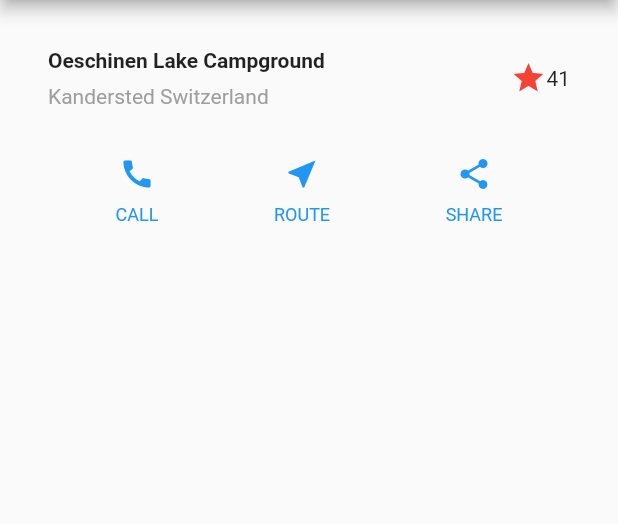
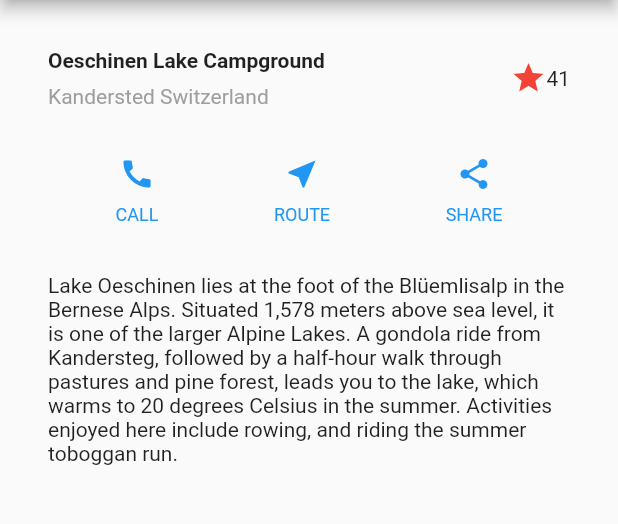
Before and after one commit to matsushitak/Detail-Flutter, a Flutter app: the screen it shows after launch, on a phone screen of 412 x 824 dp, the part 84-608 px from its top. Run offline on Flutter 3.47's test engine with Material 2 defaults, Android fonts, the phone set to English and light mode, and no system bars.

Commit message:
create text section

```diff
--- a/lib/main.dart
+++ b/lib/main.dart
@@ -33,7 +33,7 @@ class _HomePageState extends State<HomePage> {
           title: Text(widget.title),
         ),
         body: Column(
-          children: <Widget>[_titleSection(), _buttonSection()],
+          children: <Widget>[_titleSection(), _buttonSection(), _textSection()],
         ));
   }
 
@@ -96,4 +96,19 @@ class _HomePageState extends State<HomePage> {
       ],
     );
   }
+
+  Widget _textSection() {
+    return Container(
+      padding: const EdgeInsets.all(32),
+      child: Text(
+        'Lake Oeschinen lies at the foot of the Blüemlisalp in the Bernese '
+        'Alps. Situated 1,578 meters above sea level, it is one of the '
+        'larger Alpine Lakes. A gondola ride from Kandersteg, followed by a '
+        'half-hour walk through pastures and pine forest, leads you to the '
+        'lake, which warms to 20 degrees Celsius in the summer. Activities '
+        'enjoyed here include rowing, and riding the summer toboggan run.',
+        softWrap: true,
+      ),
+    );
+  }
 }
```
